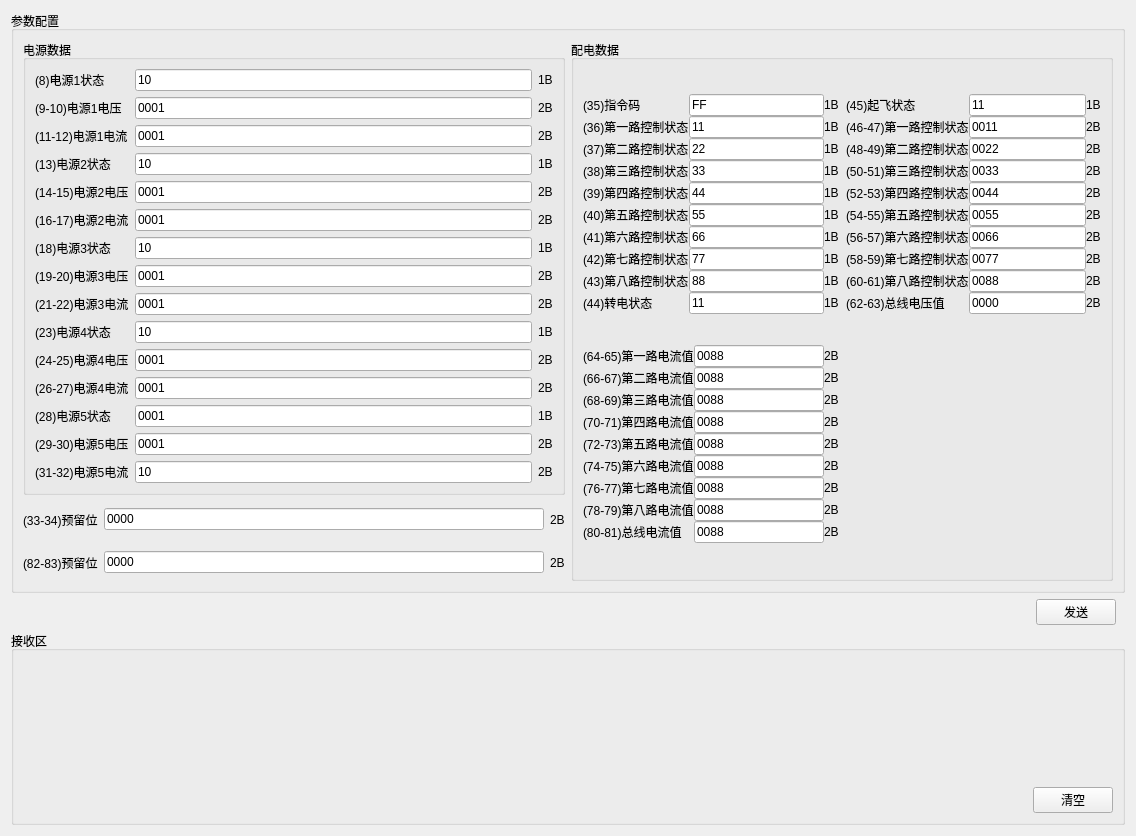
XSoCY/ProtocolSimulator, file src/plugins/CommunicationService/ttcfrontcomputerform.ui: the form before one commit.
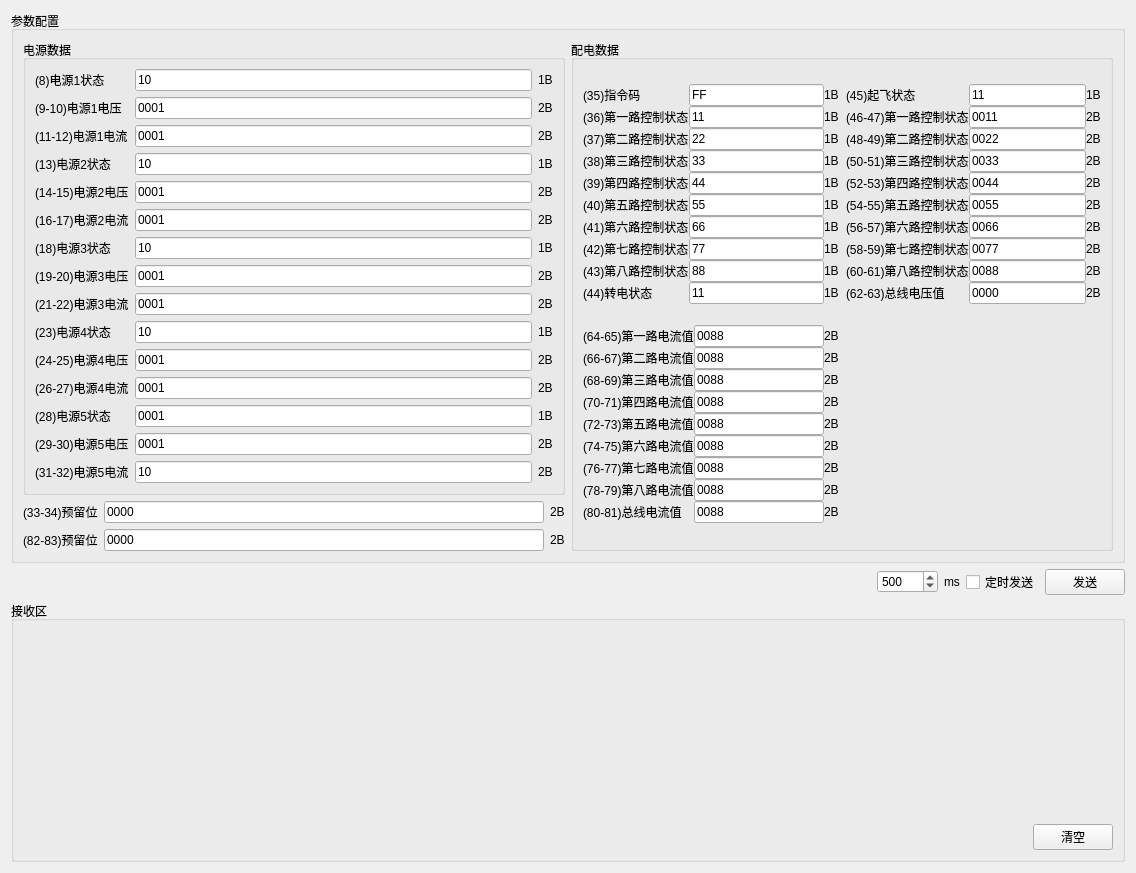
The form after the commit.

Commit message: 增加自动发送功能

What changed in the file:
```diff
--- a/src/plugins/CommunicationService/ttcfrontcomputerform.ui
+++ b/src/plugins/CommunicationService/ttcfrontcomputerform.ui
@@ -7,13 +7,13 @@
     <x>0</x>
     <y>0</y>
     <width>1136</width>
-    <height>836</height>
+    <height>873</height>
    </rect>
   </property>
   <property name="windowTitle">
    <string>Form</string>
   </property>
-  <layout class="QVBoxLayout" name="verticalLayout" stretch="3,0,1">
+  <layout class="QVBoxLayout" name="verticalLayout">
    <item>
     <widget class="QGroupBox" name="groupBox">
      <property name="title">
@@ -1048,9 +1048,6 @@
    </item>
    <item>
     <layout class="QHBoxLayout" name="horizontalLayout">
-     <property name="rightMargin">
-      <number>9</number>
-     </property>
      <item>
       <spacer name="horizontalSpacer">
        <property name="orientation">
@@ -1064,6 +1061,37 @@
        </property>
       </spacer>
      </item>
+     <item>
+      <layout class="QHBoxLayout" name="horizontalLayout_6">
+       <item>
+        <widget class="QSpinBox" name="spinBox">
+         <property name="minimum">
+          <number>20</number>
+         </property>
+         <property name="maximum">
+          <number>99999</number>
+         </property>
+         <property name="value">
+          <number>500</number>
+         </property>
+        </widget>
+       </item>
+       <item>
+        <widget class="QLabel" name="label_95">
+         <property name="text">
+          <string>ms</string>
+         </property>
+        </widget>
+       </item>
+       <item>
+        <widget class="QCheckBox" name="checkBox_send">
+         <property name="text">
+          <string>定时发送</string>
+         </property>
+        </widget>
+       </item>
+      </layout>
+     </item>
      <item>
       <widget class="QPushButton" name="pBtnSend">
        <property name="text">
```
The commit also changes 13 other files.
